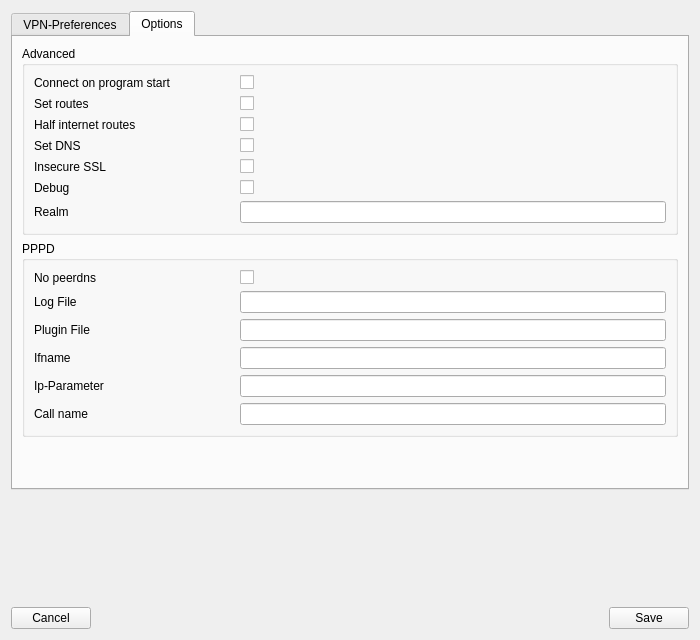
Above: openfortigui/vpnprofileeditor.ui from theinvisible/openfortigui before the change. Below: the same form after it.
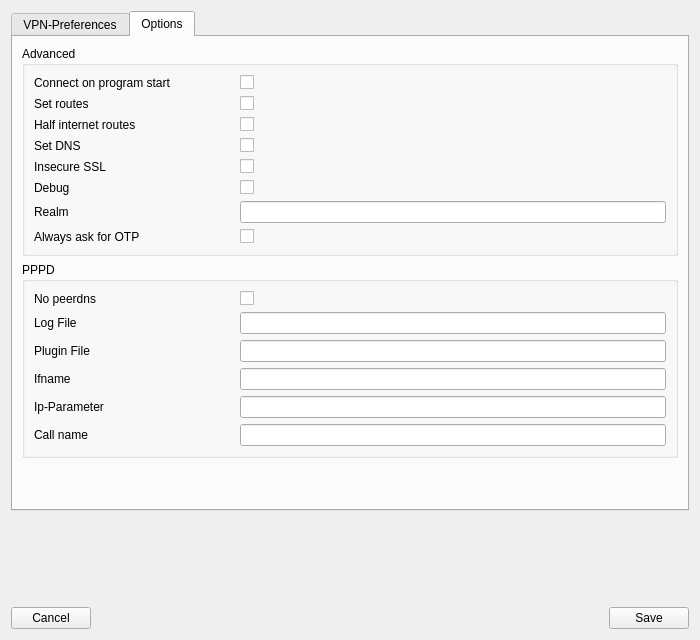
That is the form after the change. The open tabs and pages were chosen to show the change.

Commit message: Add option to always ask OTP with a profile

Patch:
```diff
--- a/openfortigui/vpnprofileeditor.ui
+++ b/openfortigui/vpnprofileeditor.ui
@@ -397,6 +397,20 @@
             </property>
            </widget>
           </item>
+          <item row="8" column="0">
+           <widget class="QLabel" name="label_23">
+            <property name="text">
+             <string>Always ask for OTP</string>
+            </property>
+           </widget>
+          </item>
+          <item row="8" column="1">
+           <widget class="QCheckBox" name="cbAlwaysAskOtp">
+            <property name="text">
+             <string/>
+            </property>
+           </widget>
+          </item>
          </layout>
         </widget>
        </item>
```
The commit also changes 5 other files.
